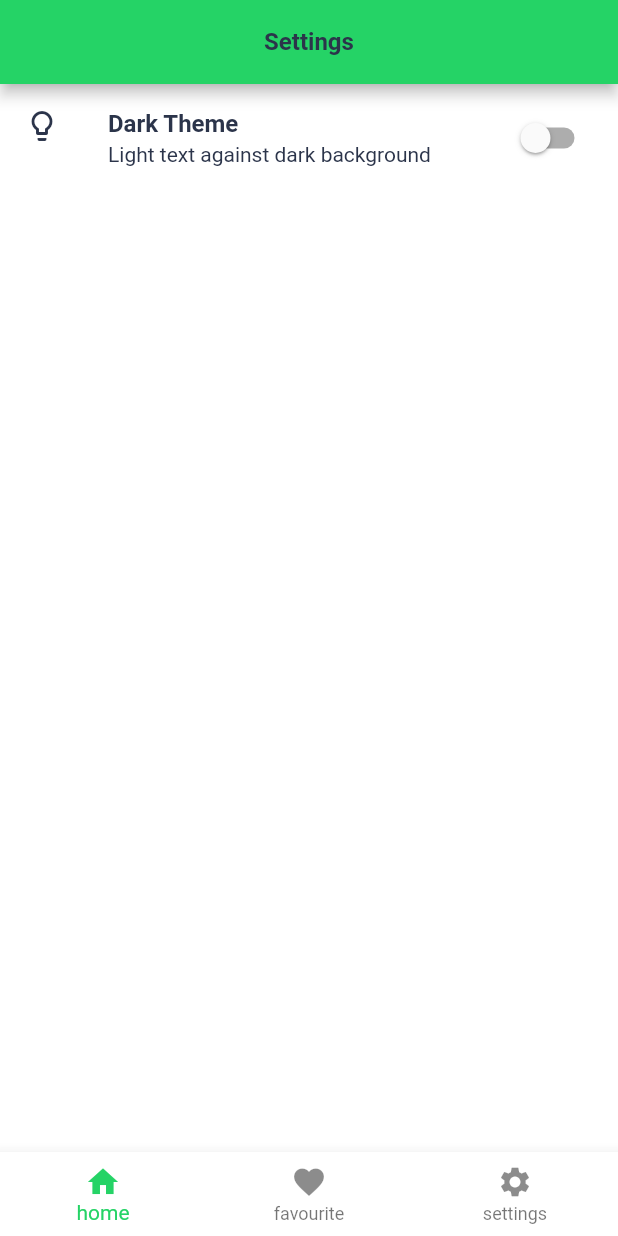
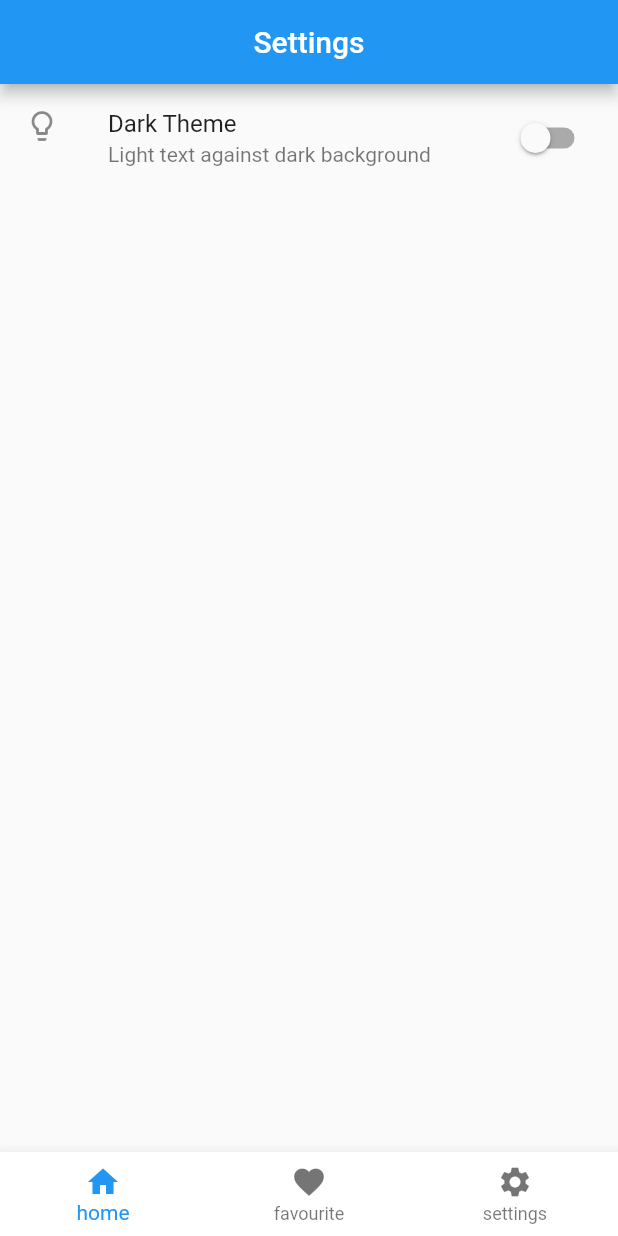
Before and after one commit to ali-yousuf/base_news_app, a Flutter app: the screen it shows after launch, swiped to page 3, on a phone screen of 412 x 824 dp. Run offline on Flutter 3.47's test engine with Material 2 defaults, Android fonts, the phone set to English and light mode, and no system bars; our stand-ins replace bloc, dio, equatable, flutter_bloc.

Commit message:
set default light and dark theme

```diff
--- a/lib/core/base_news_app.dart
+++ b/lib/core/base_news_app.dart
@@ -19,7 +19,7 @@ class BaseNewsApp extends StatelessWidget {
             navigatorKey: navigatorKey,
             title: Constants.appName,
             debugShowCheckedModeBanner: false,
-            theme: state ? AppThemes.darkTheme : AppThemes.lightTheme,
+            theme: state ? ThemeData.dark() : ThemeData.light(),
             home: const NavigationBarPage(),
           );
         },
--- a/lib/settings/view/settings_page.dart
+++ b/lib/settings/view/settings_page.dart
@@ -10,27 +10,23 @@ class SettingsPage extends StatelessWidget {
     return Scaffold(
       appBar: AppBar(
         centerTitle: true,
-        title: Text(
+        title: const Text(
           'Settings',
-          style: Theme.of(context).textTheme.headline1,
         ),
       ),
       body: BlocBuilder<ThemeCubit, bool>(
         builder: (context, state) {
           return SwitchListTile(
-            title: Text('Dark Theme',
-                style: Theme.of(context).textTheme.headline1),
+            title: const Text('Dark Theme',),
             value: state,
             onChanged: (bool value) {
               context.read<ThemeCubit>().onThemeChanged(value);
             },
-            subtitle: Text(
+            subtitle: const Text(
               'Light text against dark background',
-              style: Theme.of(context).textTheme.subtitle1,
             ),
-            secondary: Icon(
+            secondary: const Icon(
               Icons.lightbulb_outline,
-              color: Theme.of(context).iconTheme.color,
             ),
           );
         },
```
